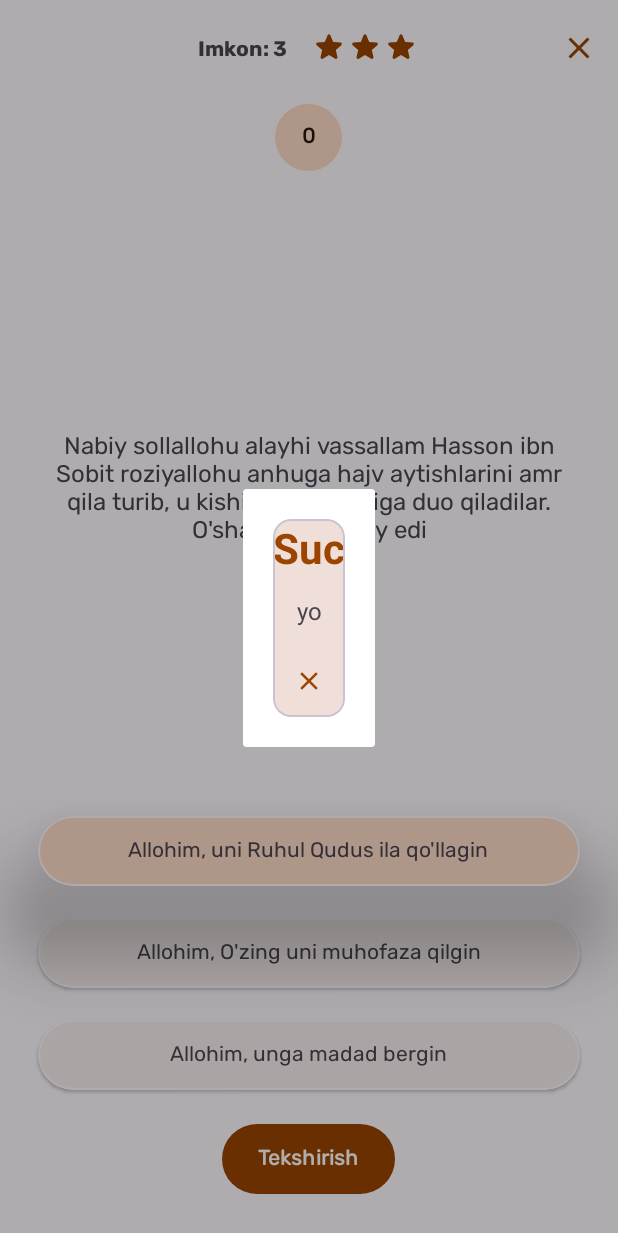
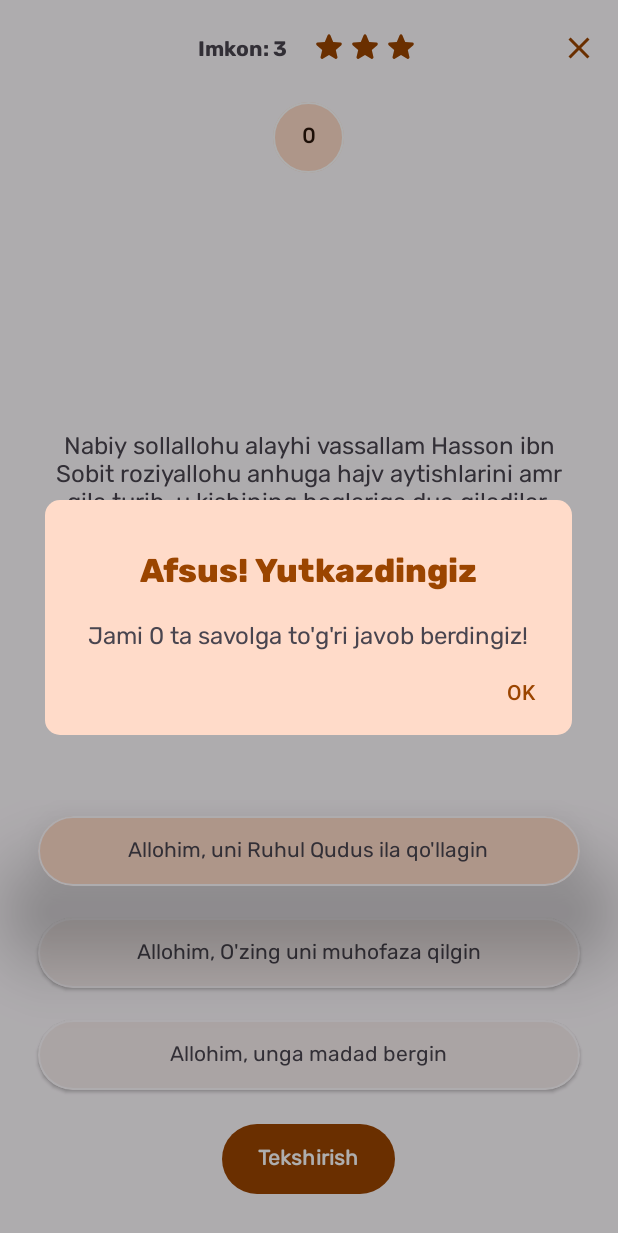
Before and after one commit to mbr1993/android_quiz_app, an Android app: the TestFragment screen opened through its navigation route, after a tap on "Tekshirish", on a phone screen of 412 x 824 dp. Shown: the top 1233 px of the screen. Run offline under Robolectric (Android 15) with nearby library versions, the light colour scheme and no system bars; our stand-ins replace navigation-ui; 2 other taps on this screen came first.

Commit message:
alert dialog

```diff
--- a/app/src/main/java/uz/mbr/quiz/ui/TestFragment.kt
+++ b/app/src/main/java/uz/mbr/quiz/ui/TestFragment.kt
@@ -1,12 +1,15 @@
 package uz.mbr.quiz.ui
 
-import android.app.Dialog
+import android.graphics.Color
+import android.graphics.drawable.ColorDrawable
 import android.os.Bundle
 import android.view.LayoutInflater
 import android.view.View
 import android.view.ViewGroup
 import android.widget.Button
 import android.widget.TextView
+import androidx.appcompat.app.AlertDialog
+import androidx.core.content.ContextCompat
 import androidx.fragment.app.Fragment
 import androidx.navigation.fragment.findNavController
 import com.google.android.material.card.MaterialCardView
@@ -39,19 +42,25 @@ class TestFragment : Fragment() {
 
         with(binding) {
             btnClose.setOnClickListener { findNavController().navigate(R.id.action_testFragment_to_navigation_home) }
-            btnCheck.setOnClickListener { showDialog("you have a wrong answer") }
+            btnCheck.setOnClickListener { showDialog("Jami 0 ta savolga to'g'ri javob berdingiz!") }
         }
 
         return root
     }
 
     private fun showDialog(title: String) {
-        val dialog = Dialog(requireContext())
-        dialog.setCancelable(false)
-        dialog.setContentView(R.layout.custom_dialog)
-        val body = dialog.findViewById(R.id.body) as TextView
-        body.text = title
-        val yesBtn = dialog.findViewById(R.id.yesBtn) as Button
+        val builder = AlertDialog.Builder(requireContext())
+        val dialogView = layoutInflater.inflate(R.layout.custom_dialog, null)
+        builder.apply {
+            setCancelable(false)
+            setView(dialogView)
+        }
+        val content = dialogView.findViewById(R.id.content_tv) as TextView
+        content.text = title
+        val yesBtn = dialogView.findViewById(R.id.btnClose) as Button
+
+        val dialog: AlertDialog = builder.create()
+        dialog.window?.setBackgroundDrawable(ColorDrawable(Color.TRANSPARENT))
         yesBtn.setOnClickListener {
             dialog.dismiss()
         }
--- /dev/null
+++ b/app/src/main/res/drawable/bg_dialog.xml
@@ -0,0 +1,10 @@
+<?xml version="1.0" encoding="utf-8"?>
+<shape xmlns:android="http://schemas.android.com/apk/res/android">
+    <solid android:color="@color/md_theme_primaryContainer" />
+    <corners android:radius="10dp" />
+    <padding
+        android:bottom="5dp"
+        android:left="10dp"
+        android:right="10dp"
+        android:top="30dp" />
+</shape>
--- /dev/null
+++ b/app/src/main/res/drawable/inset_dialog.xml
@@ -0,0 +1,7 @@
+<?xml version="1.0" encoding="utf-8"?>
+<inset xmlns:android="http://schemas.android.com/apk/res/android"
+    android:drawable="@drawable/bg_dialog"
+    android:insetLeft="20dp"
+    android:insetRight="20dp">
+
+</inset>
--- /dev/null
+++ b/app/src/main/res/drawable/sad.xml
@@ -0,0 +1,5 @@
+<vector android:height="24dp" android:viewportHeight="513"
+    android:viewportWidth="513" android:width="24dp" xmlns:android="http://schemas.android.com/apk/res/android">
+    <path android:fillColor="#FFE17D" android:pathData="M256.61,512.9C397.99,512.9 512.61,398.28 512.61,256.9C512.61,115.51 397.99,0.9 256.61,0.9C115.22,0.9 0.61,115.51 0.61,256.9C0.61,398.28 115.22,512.9 256.61,512.9Z"/>
+    <path android:fillColor="#7D5046" android:pathData="M256.61,329.15C221.09,329.15 187.38,342.75 166.43,365.52 162.57,369.71 162.84,376.25 167.04,380.11 171.23,383.96 177.77,383.69 181.63,379.5 198.73,360.9 226.76,349.8 256.61,349.8 286.46,349.8 314.49,360.9 331.59,379.5 335.45,383.69 341.99,383.96 346.18,380.11 350.38,376.25 350.65,369.71 346.79,365.52 325.84,342.75 292.13,329.15 256.61,329.15zM169.9,256.9C158.5,256.9 149.25,247.65 149.25,236.25V219.74C149.25,208.33 158.5,199.09 169.9,199.09 181.3,199.09 190.54,208.33 190.54,219.74V236.25C190.54,247.65 181.3,256.9 169.9,256.9zM343.32,256.9C331.92,256.9 322.67,247.65 322.67,236.25V219.74C322.67,208.33 331.92,199.09 343.32,199.09 354.72,199.09 363.96,208.33 363.96,219.74V236.25C363.96,247.65 354.72,256.9 343.32,256.9z"/>
+</vector>
--- a/app/src/main/res/layout/custom_dialog.xml
+++ b/app/src/main/res/layout/custom_dialog.xml
@@ -1,41 +1,37 @@
 <?xml version="1.0" encoding="utf-8"?>
-<com.google.android.material.card.MaterialCardView xmlns:android="http://schemas.android.com/apk/res/android"
+<LinearLayout xmlns:android="http://schemas.android.com/apk/res/android"
     xmlns:app="http://schemas.android.com/apk/res-auto"
     android:layout_width="match_parent"
     android:layout_height="wrap_content"
     android:layout_margin="20dp"
-    android:orientation="vertical">
-
-    <LinearLayout
-        android:layout_width="match_parent"
-        android:layout_height="wrap_content"
+    android:background="@drawable/inset_dialog"
     android:orientation="vertical">
 
     <TextView
-            android:id="@+id/titleDialog"
+        android:id="@+id/title_tv"
         android:layout_width="match_parent"
         android:layout_height="wrap_content"
+        android:fontFamily="@font/rubik_extra_bold"
         android:gravity="center"
-            android:text="Success"
+        android:text="Afsus! Yutkazdingiz"
         android:textColor="@color/md_theme_primary"
-            android:textSize="28sp"
-            android:textStyle="bold" />
+        android:textSize="22sp" />
 
     <TextView
-            android:id="@+id/body"
+        android:id="@+id/content_tv"
         android:layout_width="match_parent"
         android:layout_height="wrap_content"
-            android:layout_margin="12dp"
+        android:layout_marginTop="12dp"
+        android:fontFamily="@font/rubik_regular"
         android:gravity="center"
-            android:text="Success"
+        android:text="Siz 0 ta savolga to'g'ri javob berdingiz"
         android:textSize="16sp" />
 
-        <com.google.android.material.button.MaterialButton
-            android:id="@+id/yesBtn"
+    <Button
+        android:id="@+id/btnClose"
         style="@style/Widget.Material3.Button.IconButton"
         android:layout_width="wrap_content"
         android:layout_height="wrap_content"
         android:layout_gravity="end"
-            app:icon="@drawable/ic_clear" />
+        android:text="OK" />
 </LinearLayout>
-</com.google.android.material.card.MaterialCardView>
```
Lines whose indentation alone changed are shown as unchanged.
